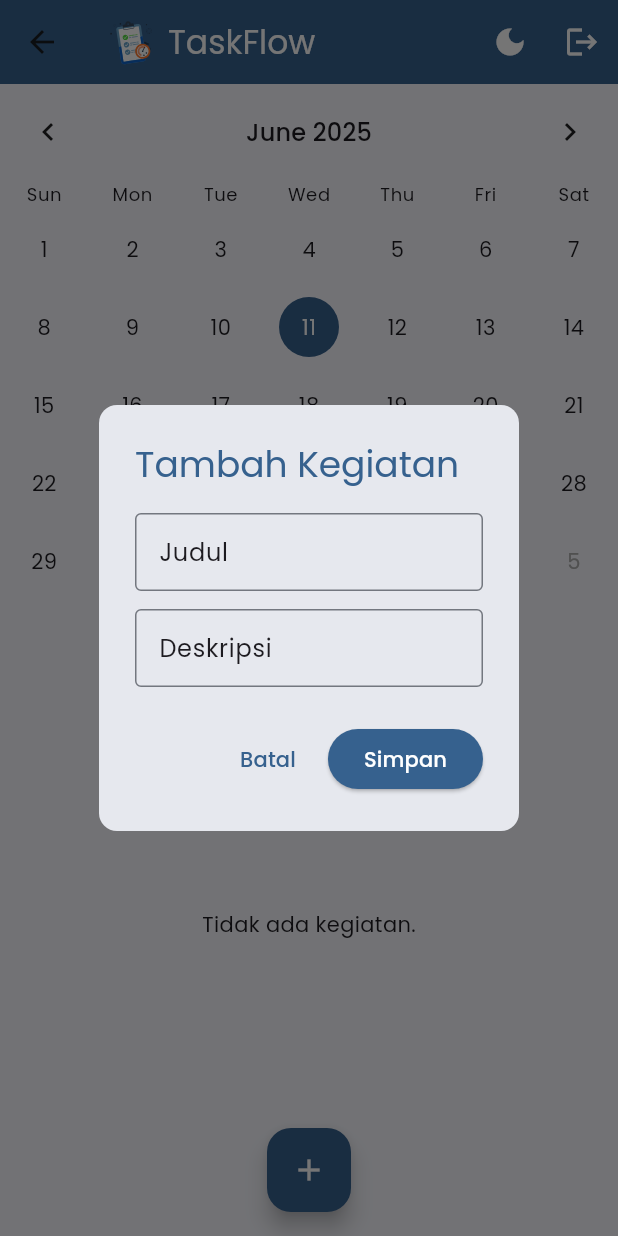
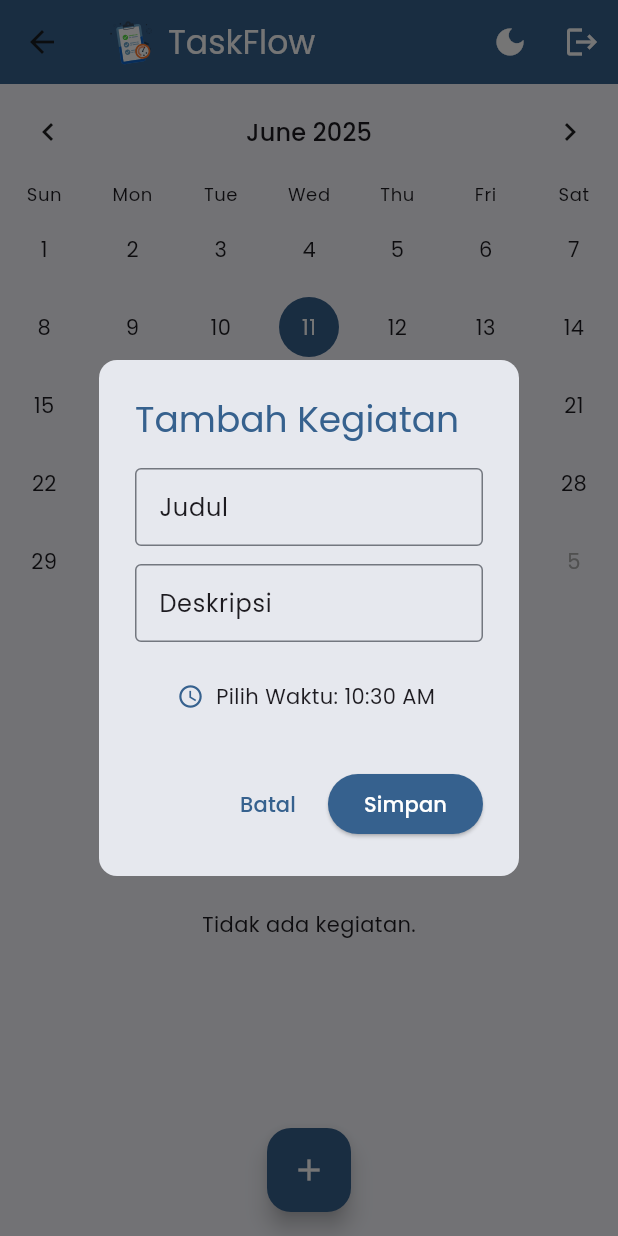
Before and after one commit to lubnastrd/TaskFlow-ToDo, a Flutter app: the HomeScreen screen opened directly, after a tap on the "add" icon, on a phone screen of 412 x 824 dp. Run offline on Flutter 3.47's test engine with Material 3 defaults, Android fonts, the phone set to English and light mode, and no system bars; drawn by our look-alikes of table_calendar; our stand-ins replace cloud_firestore, firebase_auth, firebase_core, google_fonts, lottie; accounts and stored records are empty.

Commit message:
update home screen

```diff
--- a/lib/screens/home_screen.dart
+++ b/lib/screens/home_screen.dart
@@ -5,8 +5,8 @@ import '../models/todo.dart';
 import 'package:cloud_firestore/cloud_firestore.dart';
 import 'package:firebase_auth/firebase_auth.dart';
 import 'package:lottie/lottie.dart';
-import 'package:provider/provider.dart'; // Import Provider
-import '../providers/theme_provider.dart'; // Import ThemeProvider Anda
+import 'package:provider/provider.dart';
+import '../providers/theme_provider.dart';
 
 class HomeScreen extends StatefulWidget {
   const HomeScreen({super.key});
@@ -56,7 +56,6 @@ class _HomeScreenState extends State<HomeScreen> {
     });
   }
 
-  // Fungsi untuk mengubah status selesai/belum selesai
   void _toggleTodoStatus(Todo todo) async {
     await todosRef.doc(todo.id).update({'isCompleted': !todo.isCompleted});
   }
@@ -72,11 +71,12 @@ class _HomeScreenState extends State<HomeScreen> {
 
   void _addOrEditTodo({Todo? existingTodo}) {
     final titleController = TextEditingController(text: existingTodo?.title);
-    final descController = TextEditingController(
-      text: existingTodo?.description,
-    );
+    final descController = TextEditingController(text: existingTodo?.description);
 
-    // Akses tema saat ini dari Theme.of(context)
+    TimeOfDay selectedTime = existingTodo != null
+        ? TimeOfDay.fromDateTime(existingTodo.date)
+        : TimeOfDay.now();
+
     final colorScheme = Theme.of(context).colorScheme;
     final textTheme = Theme.of(context).textTheme;
 
@@ -85,9 +85,7 @@ class _HomeScreenState extends State<HomeScreen> {
       builder: (_) => AlertDialog(
         title: Text(
           existingTodo == null ? 'Tambah Kegiatan' : 'Edit Kegiatan',
-          style: TextStyle(
-            color: colorScheme.primary,
-          ), // Gunakan primary color dari ColorScheme
+          style: TextStyle(color: colorScheme.primary),
         ),
         shape: RoundedRectangleBorder(borderRadius: BorderRadius.circular(12)),
         content: Column(
@@ -98,9 +96,9 @@ class _HomeScreenState extends State<HomeScreen> {
               decoration: InputDecoration(
                 labelText: 'Judul',
                 border: const OutlineInputBorder(),
-                labelStyle: textTheme.bodyLarge, // Gunakan gaya teks dari tema
+                labelStyle: textTheme.bodyLarge,
               ),
-              style: textTheme.bodyMedium, // Gunakan gaya teks dari tema
+              style: textTheme.bodyMedium,
             ),
             const SizedBox(height: 12),
             TextField(
@@ -108,33 +106,55 @@ class _HomeScreenState extends State<HomeScreen> {
               decoration: InputDecoration(
                 labelText: 'Deskripsi',
                 border: const OutlineInputBorder(),
-                labelStyle: textTheme.bodyLarge, // Gunakan gaya teks dari tema
+                labelStyle: textTheme.bodyLarge,
               ),
-              style: textTheme.bodyMedium, // Gunakan gaya teks dari tema
+              style: textTheme.bodyMedium,
+            ),
+            const SizedBox(height: 12),
+            TextButton.icon(
+              icon: const Icon(Icons.access_time),
+              label: Text(
+                'Pilih Waktu: ${selectedTime.format(context)}',
+                style: textTheme.bodyMedium,
+              ),
+              onPressed: () async {
+                final pickedTime = await showTimePicker(
+                  context: context,
+                  initialTime: selectedTime,
+                );
+                if (pickedTime != null) {
+                  setState(() => selectedTime = pickedTime);
+                }
+              },
             ),
           ],
         ),
         actions: [
           TextButton(
             onPressed: () => Navigator.pop(context),
-            child: Text(
-              'Batal',
-              style: TextStyle(color: colorScheme.primary),
-            ), // Gunakan primary color
+            child: Text('Batal', style: TextStyle(color: colorScheme.primary)),
           ),
           ElevatedButton(
             style: ElevatedButton.styleFrom(
               backgroundColor: colorScheme.primary,
-            ), // Gunakan primary color
+            ),
             onPressed: () async {
               final title = titleController.text.trim();
               final desc = descController.text.trim();
               if (title.isEmpty || desc.isEmpty) return;
 
+              final dateTimeWithTime = DateTime(
+                _selectedDate.year,
+                _selectedDate.month,
+                _selectedDate.day,
+                selectedTime.hour,
+                selectedTime.minute,
+              );
+
               final todoData = {
                 'title': title,
                 'description': desc,
-                'date': _selectedDate.toIso8601String(),
+                'date': dateTimeWithTime.toIso8601String(),
                 'isCompleted': existingTodo?.isCompleted ?? false,
               };
 
@@ -144,16 +164,9 @@ class _HomeScreenState extends State<HomeScreen> {
                 await todosRef.doc(existingTodo.id).update(todoData);
               }
 
-              Navigator.pop(context);
+              if (mounted) Navigator.pop(context);
             },
-            child: const Text(
-              // Teks tombol akan menggunakan warna kontras otomatis dari ElevatedButton
-              // berdasarkan primary color tema
-              'Simpan',
-              style: TextStyle(
-                color: Colors.white,
-              ), // Tetap putih untuk kontras yang baik
-            ),
+            child: const Text('Simpan', style: TextStyle(color: Colors.white)),
           ),
         ],
       ),
@@ -161,52 +174,43 @@ class _HomeScreenState extends State<HomeScreen> {
   }
 
   String _formatDate(DateTime date) {
-    return "${date.day}/${date.month}/${date.year}";
+    return "${date.day}/${date.month}/${date.year} "
+        "${date.hour.toString().padLeft(2, '0')}:${date.minute.toString().padLeft(2, '0')}";
   }
 
   @override
   Widget build(BuildContext context) {
     final allTodos = _getAllTodos();
-    // Dapatkan ThemeProvider
     final themeProvider = Provider.of<ThemeProvider>(context);
-    // Dapatkan data tema saat ini dari Theme.of(context)
     final currentTheme = Theme.of(context);
     final colorScheme = currentTheme.colorScheme;
     final textTheme = currentTheme.textTheme;
 
     return Scaffold(
-      backgroundColor: currentTheme
-          .scaffoldBackgroundColor, // Gunakan warna latar belakang scaffold dari tema
+      backgroundColor: currentTheme.scaffoldBackgroundColor,
       appBar: AppBar(
-        backgroundColor: colorScheme.primary, // Gunakan primary color dari tema
+        backgroundColor: colorScheme.primary,
         title: Row(
           children: [
             SizedBox(
               width: 32,
               height: 32,
-              child: Lottie.asset(
-                'assets/animations/splash.json',
-                fit: BoxFit.cover,
-              ),
+              child: Lottie.asset('assets/animations/splash.json', fit: BoxFit.cover),
             ),
             const SizedBox(width: 8),
             Text(
               'TaskFlow',
-              style: textTheme.titleLarge?.copyWith(
-                color: Colors.white,
-              ), // Sesuaikan warna teks judul App Bar
+              style: textTheme.titleLarge?.copyWith(color: Colors.white),
             ),
           ],
         ),
         actions: [
-          // Tombol Pengalih Tema
           IconButton(
             icon: Icon(
               themeProvider.isDarkMode ? Icons.light_mode : Icons.dark_mode,
               color: Colors.white,
             ),
             onPressed: () {
-              // Panggil toggleTheme dengan nilai bool
               themeProvider.toggleTheme(!themeProvider.isDarkMode);
             },
           ),
@@ -228,17 +232,15 @@ class _HomeScreenState extends State<HomeScreen> {
             firstDay: DateTime.utc(2020),
             lastDay: DateTime.utc(2030),
             selectedDayPredicate: (day) => isSameDay(day, _selectedDate),
-            onDaySelected: (selected, focused) =>
+            onDaySelected: (selected, _) =>
                 setState(() => _selectedDate = selected),
             calendarStyle: CalendarStyle(
               todayDecoration: BoxDecoration(
-                color: colorScheme.primary.withOpacity(
-                  0.4,
-                ), // Gunakan primary color
+                color: colorScheme.primary.withOpacity(0.4),
                 shape: BoxShape.circle,
               ),
               selectedDecoration: BoxDecoration(
-                color: colorScheme.primary, // Gunakan primary color
+                color: colorScheme.primary,
                 shape: BoxShape.circle,
               ),
               markerDecoration: const BoxDecoration(
@@ -246,7 +248,6 @@ class _HomeScreenState extends State<HomeScreen> {
                 shape: BoxShape.circle,
               ),
               markersMaxCount: 1,
-              // Sesuaikan gaya teks untuk kalender agar sesuai dengan tema
               defaultTextStyle: textTheme.bodyMedium!,
               weekendTextStyle: textTheme.bodyMedium!,
               selectedTextStyle: const TextStyle(color: Colors.white),
@@ -257,14 +258,12 @@ class _HomeScreenState extends State<HomeScreen> {
               titleCentered: true,
               titleTextStyle: textTheme.titleMedium!.copyWith(
                 color: textTheme.bodyMedium?.color,
-              ), // Sesuaikan warna judul header
+              ),
             ),
             daysOfWeekHeight: 20,
             daysOfWeekStyle: DaysOfWeekStyle(
-              weekdayStyle:
-                  textTheme.bodySmall!, // Sesuaikan warna teks hari kerja
-              weekendStyle:
-                  textTheme.bodySmall!, // Sesuaikan warna teks akhir pekan
+              weekdayStyle: textTheme.bodySmall!,
+              weekendStyle: textTheme.bodySmall!,
             ),
             calendarBuilders: CalendarBuilders(
               markerBuilder: (context, day, events) {
@@ -289,12 +288,7 @@ class _HomeScreenState extends State<HomeScreen> {
           const SizedBox(height: 8),
           Expanded(
             child: allTodos.isEmpty
-                ? Center(
-                    child: Text(
-                      'Tidak ada kegiatan.',
-                      style: textTheme.bodyMedium,
-                    ),
-                  ) // Terapkan gaya teks
+                ? Center(child: Text('Tidak ada kegiatan.', style: textTheme.bodyMedium))
                 : ListView.builder(
                     padding: const EdgeInsets.all(16),
                     itemCount: allTodos.length,
@@ -302,8 +296,7 @@ class _HomeScreenState extends State<HomeScreen> {
                       final todo = allTodos[i];
 
                       return Card(
-                        color: currentTheme
-                            .cardColor, // Terapkan warna latar belakang kartu dari tema
+                        color: currentTheme.cardColor,
                         shape: RoundedRectangleBorder(
                           borderRadius: BorderRadius.circular(16),
                         ),
@@ -318,9 +311,8 @@ class _HomeScreenState extends State<HomeScreen> {
                                 onChanged: (value) {
                                   _toggleTodoStatus(todo);
                                 },
-                                activeColor: colorScheme
-                                    .primary, // Gunakan primary color
-                                checkColor: Colors.white, // Warna tanda centang
+                                activeColor: colorScheme.primary,
+                                checkColor: Colors.white,
                               ),
                               Expanded(
                                 child: Column(
@@ -331,9 +323,7 @@ class _HomeScreenState extends State<HomeScreen> {
                                       style: textTheme.titleMedium?.copyWith(
                                         color: todo.isCompleted
                                             ? Colors.grey
-                                            : textTheme
-                                                  .titleMedium
-                                                  ?.color, // Sesuaikan warna
+                                            : textTheme.titleMedium?.color,
                                         decoration: todo.isCompleted
                                             ? TextDecoration.lineThrough
                                             : TextDecoration.none,
@@ -346,9 +336,7 @@ class _HomeScreenState extends State<HomeScreen> {
                                         color: todo.isCompleted
                                             ? Colors.grey
                                             : textTheme.bodyMedium?.color
-                                                  ?.withOpacity(
-                                                    0.7,
-                                                  ), // Sesuaikan warna
+                                                ?.withOpacity(0.7),
                                         decoration: todo.isCompleted
                                             ? TextDecoration.lineThrough
                                             : TextDecoration.none,
@@ -357,20 +345,12 @@ class _HomeScreenState extends State<HomeScreen> {
                                     const SizedBox(height: 12),
                                     Row(
                                       children: [
-                                        Icon(
-                                          Icons.access_time,
-                                          size: 18,
-                                          color: colorScheme
-                                              .primary, // Gunakan primary color
-                                        ),
+                                        Icon(Icons.access_time, size: 18, color: colorScheme.primary),
                                         const SizedBox(width: 6),
                                         Text(
                                           "Deadline: ${_formatDate(todo.date)}",
                                           style: textTheme.bodySmall?.copyWith(
-                                            color: textTheme.bodySmall?.color
-                                                ?.withOpacity(
-                                                  0.8,
-                                                ), // Sesuaikan warna
+                                            color: textTheme.bodySmall?.color?.withOpacity(0.8),
                                           ),
                                         ),
                                       ],
@@ -379,18 +359,11 @@ class _HomeScreenState extends State<HomeScreen> {
                                 ),
                               ),
                               IconButton(
-                                icon: const Icon(
-                                  Icons.edit,
-                                  color: Colors.orange,
-                                ),
-                                onPressed: () =>
-                                    _addOrEditTodo(existingTodo: todo),
+                                icon: const Icon(Icons.edit, color: Colors.orange),
+                                onPressed: () => _addOrEditTodo(existingTodo: todo),
                               ),
                               IconButton(
-                                icon: const Icon(
-                                  Icons.delete,
-                                  color: Colors.red,
-                                ),
+                                icon: const Icon(Icons.delete, color: Colors.red),
                                 onPressed: () => todosRef.doc(todo.id).delete(),
                               ),
                             ],
@@ -403,12 +376,9 @@ class _HomeScreenState extends State<HomeScreen> {
         ],
       ),
       floatingActionButton: FloatingActionButton(
-        backgroundColor: colorScheme.primary, // Gunakan primary color
+        backgroundColor: colorScheme.primary,
         onPressed: () => _addOrEditTodo(),
-        child: const Icon(
-          Icons.add,
-          color: Colors.white,
-        ), // Pastikan ikon terlihat
+        child: const Icon(Icons.add, color: Colors.white),
       ),
       floatingActionButtonLocation: FloatingActionButtonLocation.centerFloat,
     );
```
